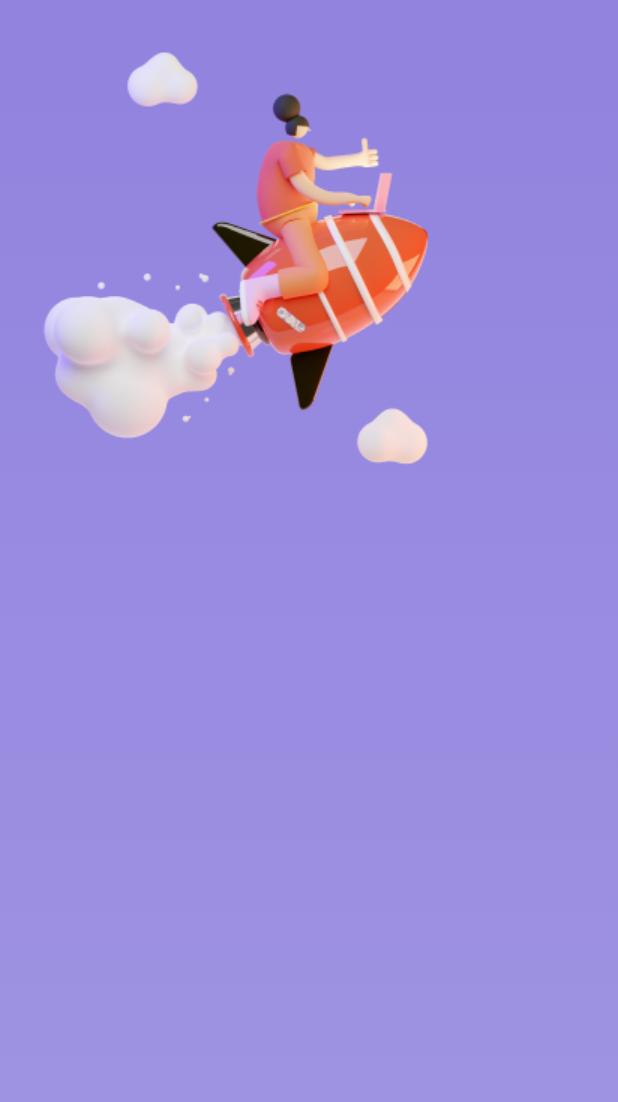
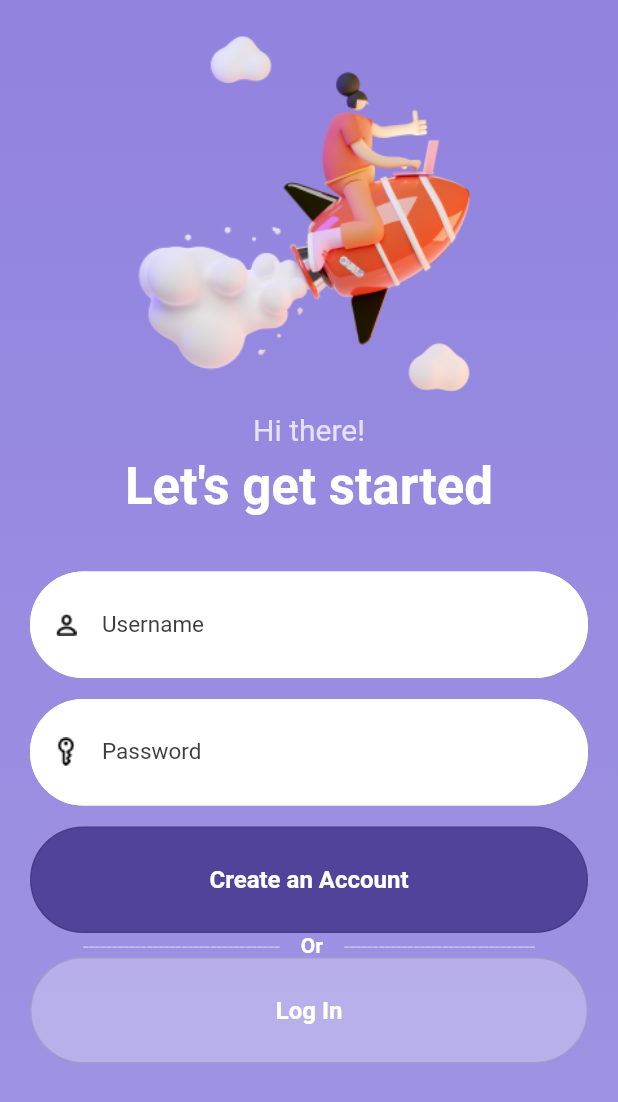
Before and after one commit to CinqueIzumi/Design2Flutter-Auth-Screens, a Flutter app: the screen it shows after launch, on a phone screen of 412 x 824 dp. Shown: the top 1102 px of the screen. Run offline on Flutter 3.47's test engine with Material 2 defaults, Android fonts, the phone set to English and light mode, and no system bars.

Commit message:
Implemented basic design for Sign Up Screen

```diff
--- a/lib/ui/signup_screen.dart
+++ b/lib/ui/signup_screen.dart
@@ -1,9 +1,15 @@
+import 'package:auth_screens_challenge/utils/constants.dart';
 import 'package:auth_screens_challenge/widgets/animated_image.dart';
 import 'package:auth_screens_challenge/widgets/input_field.dart';
+import 'package:auth_screens_challenge/widgets/large_button.dart';
+import 'package:auth_screens_challenge/widgets/or_divider.dart';
 import 'package:flutter/material.dart';
 import 'package:flutter/rendering.dart';
 
 class SignUpScreen extends StatelessWidget {
+  final _usernameController = TextEditingController();
+  final _passwordController = TextEditingController();
+
   @override
   Widget build(BuildContext context) {
     final topPadding = MediaQuery.of(context).padding.top;
@@ -16,14 +22,75 @@ class SignUpScreen extends StatelessWidget {
       ),
       child: Scaffold(
         backgroundColor: Colors.transparent,
-        body: Padding(
-          padding: EdgeInsets.all(20),
-          child: Column(
-            children: [
-              SizedBox(height: topPadding),
-              SizedBox(height: 10),
-              AnimatedImage(),
-            ],
+        body: SafeArea(
+          child: SingleChildScrollView(
+            child: Padding(
+              padding: EdgeInsets.all(20),
+              child: Column(
+                children: [
+                  AnimatedImage(),
+                  SizedBox(
+                    height: 5,
+                  ),
+                  Text(
+                    'Hi there!',
+                    style: TextStyle(
+                      fontSize: 20,
+                      color: Colors.white.withOpacity(0.75),
+                    ),
+                  ),
+                  SizedBox(
+                    height: 6,
+                  ),
+                  Text(
+                    'Let\'s get started',
+                    style: TextStyle(
+                      fontSize: 34,
+                      fontWeight: FontWeight.bold,
+                      color: Colors.white,
+                    ),
+                  ),
+                  SizedBox(
+                    height: 37,
+                  ),
+                  InputTextField(
+                    isPassword: false,
+                    controller: _usernameController,
+                    label: 'Username',
+                    icon: ImageIcon(
+                      AssetImage('assets/icons/user.png'),
+                      color: Colors.black,
+                    ),
+                  ),
+                  SizedBox(
+                    height: 14,
+                  ),
+                  InputTextField(
+                    isPassword: true,
+                    controller: _passwordController,
+                    label: 'Password',
+                    icon: ImageIcon(
+                      AssetImage('assets/icons/key.png'),
+                      color: Colors.black,
+                    ),
+                  ),
+                  SizedBox(
+                    height: 14,
+                  ),
+                  LargeButton(
+                    label: Text('Create an Account'),
+                    color: kSignupDarkPurple,
+                    onPressed: () {},
+                  ),
+                  OrDivider(),
+                  LargeButton(
+                    label: Text('Log In'),
+                    color: Colors.white.withOpacity(0.28),
+                    onPressed: () {},
+                  ),
+                ],
+              ),
+            ),
           ),
         ),
       ),
--- a/lib/utils/constants.dart
+++ b/lib/utils/constants.dart
@@ -1,13 +1,13 @@
 import 'package:flutter/material.dart';
 
-final signupPurpleGradient = LinearGradient(colors: [
+final kSignupPurpleGradient = LinearGradient(colors: [
   Color.fromRGBO(145, 131, 222, 1),
   Color.fromRGBO(160, 148, 227, 1),
 ]);
-final signupDarkPurple = Color.fromRGBO(82, 67, 154, 1);
+final kSignupDarkPurple = Color.fromRGBO(82, 67, 154, 1);
 
-final loginPurpleGradient = LinearGradient(colors: [
+final kLoginPurpleGradient = LinearGradient(colors: [
   Color.fromRGBO(229, 178, 202, 1),
   Color.fromRGBO(205, 130, 222, 1),
 ]);
-final loginDarkPurple = Color.fromRGBO(120, 37, 139, 1);
+final kLoginDarkPurple = Color.fromRGBO(120, 37, 139, 1);
--- a/lib/widgets/animated_image.dart
+++ b/lib/widgets/animated_image.dart
@@ -27,10 +27,10 @@ class _AnimatedImageState extends State<AnimatedImage>
   Widget build(BuildContext context) {
     return Stack(
       children: [
-        Image.asset('assets/images/clouds.png'),
+        Image.asset('assets/images/clouds.png', width: 250, height: 250,),
         SlideTransition(
           position: _animation,
-          child: Image.asset('assets/images/rocket_person.png'),
+          child: Image.asset('assets/images/rocket_person.png', width: 250, height: 250,),
         ),
       ],
     );
--- /dev/null
+++ b/lib/widgets/input_field.dart
@@ -0,0 +1,44 @@
+import 'package:flutter/material.dart';
+
+class InputTextField extends StatelessWidget {
+  final bool isPassword;
+  final TextEditingController controller;
+  final String label;
+  final ImageIcon icon;
+
+  InputTextField({
+    required this.isPassword,
+    required this.controller,
+    required this.label,
+    required this.icon,
+  });
+
+  @override
+  Widget build(BuildContext context) {
+    return TextField(
+      obscureText: this.isPassword,
+      controller: this.controller,
+      decoration: InputDecoration(
+        contentPadding: EdgeInsets.all(26),
+        fillColor: Colors.white,
+        filled: true,
+        floatingLabelBehavior: FloatingLabelBehavior.never,
+        enabledBorder: OutlineInputBorder(
+          borderRadius: BorderRadius.circular(37),
+          borderSide: BorderSide(color: Colors.white),
+        ),
+        focusedBorder: OutlineInputBorder(
+          borderRadius: BorderRadius.circular(37),
+          borderSide: BorderSide(color: Colors.white),
+        ),
+        labelText: this.label,
+        labelStyle: TextStyle(
+          fontWeight: FontWeight.normal,
+          fontSize: 15,
+          color: Color(0xFF3C3C43),
+        ),
+        prefixIcon: this.icon,
+      ),
+    );
+  }
+}
--- /dev/null
+++ b/lib/widgets/large_button.dart
@@ -0,0 +1,37 @@
+import 'package:auth_screens_challenge/utils/constants.dart';
+import 'package:flutter/cupertino.dart';
+import 'package:flutter/material.dart';
+import 'package:flutter/widgets.dart';
+
+class LargeButton extends StatelessWidget {
+  LargeButton(
+      {required this.label, required this.color, required this.onPressed});
+
+  final Text label;
+  final Color color;
+  final VoidCallback onPressed;
+
+  @override
+  Widget build(BuildContext context) {
+    return Row(
+      children: [
+        Expanded(
+          child: OutlinedButton(
+            onPressed: onPressed,
+            child: Padding(padding: EdgeInsets.all(26), child: label),
+            style: OutlinedButton.styleFrom(
+              backgroundColor: this.color,
+              primary: Colors.white,
+              textStyle: TextStyle(
+                fontSize: 16,
+                fontWeight: FontWeight.bold,
+              ),
+              shape: RoundedRectangleBorder(
+                  borderRadius: BorderRadius.all(Radius.circular(37))),
+            ),
+          ),
+        ),
+      ],
+    );
+  }
+}
--- /dev/null
+++ b/lib/widgets/or_divider.dart
@@ -0,0 +1,23 @@
+import 'package:flutter/material.dart';
+
+class OrDivider extends StatelessWidget {
+  @override
+  Widget build(BuildContext context) {
+    return RichText(
+      text: TextSpan(
+          style: TextStyle(
+            fontSize: 14,
+            color: Colors.white.withOpacity(0.4),
+          ),
+          children: [
+            TextSpan(text: '----------------------------------'),
+            TextSpan(
+              text: '    Or    ',
+              style:
+                  TextStyle(fontWeight: FontWeight.bold, color: Colors.white),
+            ),
+            TextSpan(text: '---------------------------------'),
+          ]),
+    );
+  }
+}
--- a/pubspec.yaml
+++ b/pubspec.yaml
@@ -45,6 +45,7 @@ flutter:
   # To add assets to your application, add an assets section, like this:
   assets:
     - assets/images/
+    - assets/icons/
 
   # An image asset can refer to one or more resolution-specific "variants", see
   # https://flutter.dev/assets-and-images/#resolution-aware.
```
